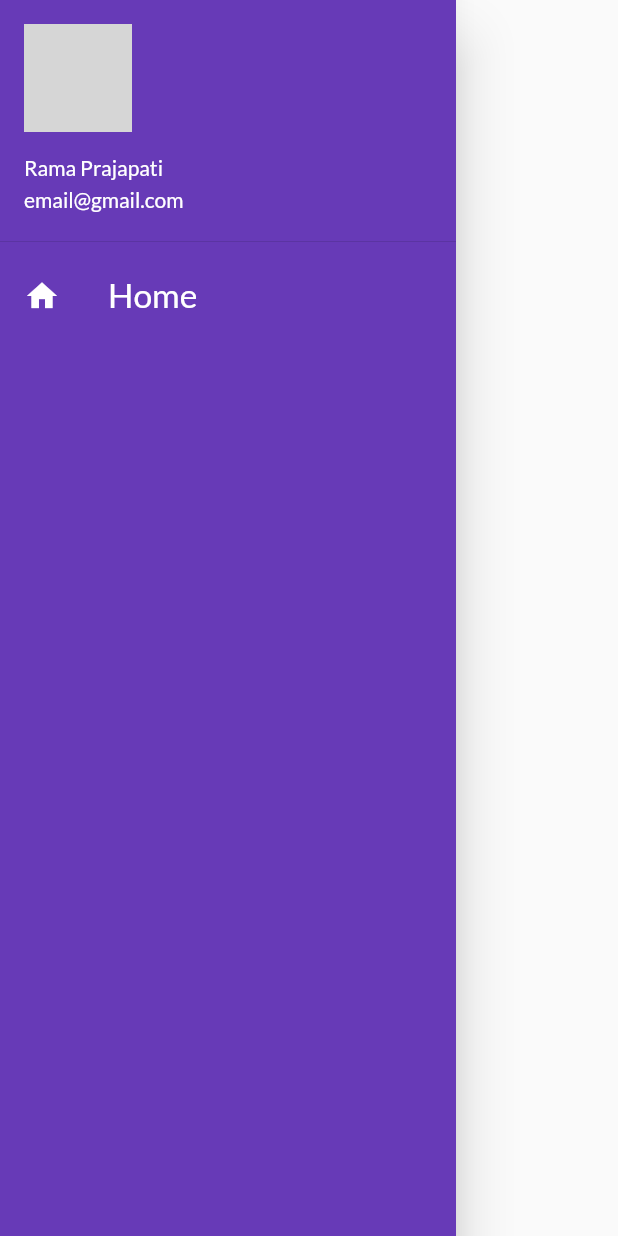
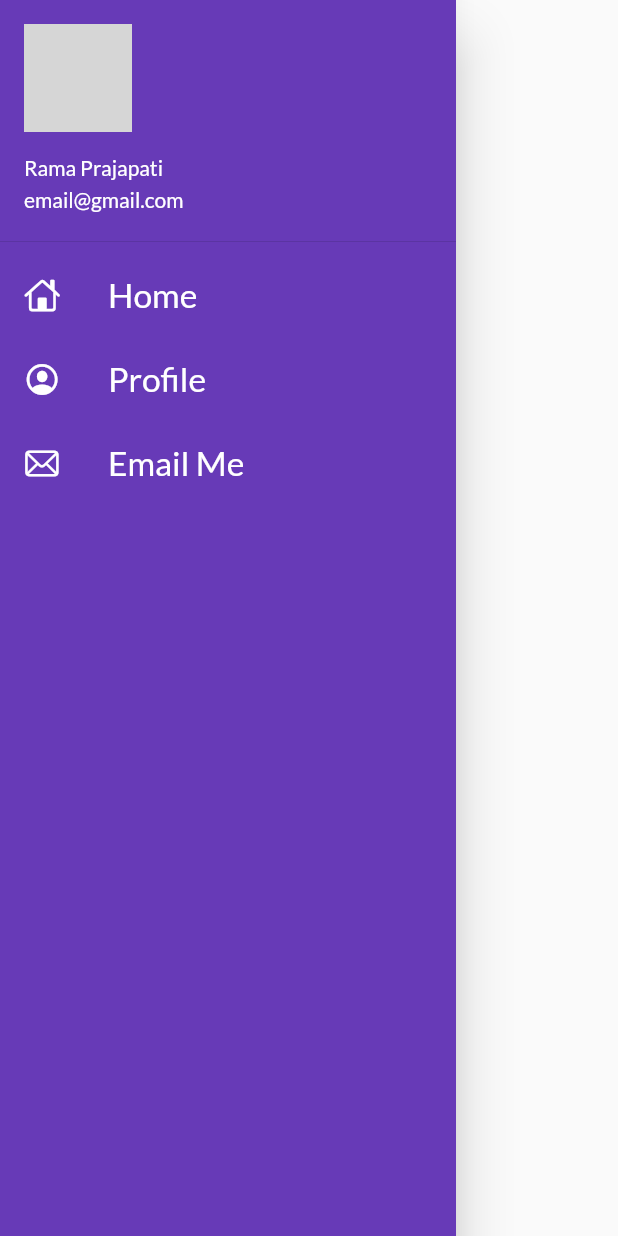
Before and after one commit to iramaprajapati/ShopMart, a Flutter app: the MyDrawer widget shown alone on an empty page, opened directly, on a phone screen of 412 x 824 dp. Run offline on Flutter 3.47's test engine with Material 2 defaults, Android fonts, the light colour scheme and no system bars; our stand-ins replace google_fonts; network calls fail; grey boxes are pictures that could not be loaded.

Commit message:
Day 8 Completed

```diff
--- a/lib/widgets/drawer.dart
+++ b/lib/widgets/drawer.dart
@@ -1,3 +1,4 @@
+import 'package:flutter/cupertino.dart';
 import 'package:flutter/material.dart';
 
 class MyDrawer extends StatelessWidget {
@@ -26,9 +27,26 @@ class MyDrawer extends StatelessWidget {
               ),
             ),
             ListTile(
-              leading: Icon(Icons.home, color: Colors.white),
+              leading: Icon(CupertinoIcons.home, color: Colors.white),
               title: Text(
                 "Home",
+                textScaleFactor: 1.4,
+                style: TextStyle(color: Colors.white),
+              ),
+            ),
+            ListTile(
+              leading:
+                  Icon(CupertinoIcons.profile_circled, color: Colors.white),
+              title: Text(
+                "Profile",
+                textScaleFactor: 1.4,
+                style: TextStyle(color: Colors.white),
+              ),
+            ),
+            ListTile(
+              leading: Icon(CupertinoIcons.mail, color: Colors.white),
+              title: Text(
+                "Email Me",
                 textScaleFactor: 1.4,
                 style: TextStyle(color: Colors.white),
               ),
```
Also changed, not shown: pubspec.yaml (+4 -16 lines), pubspec.lock.
